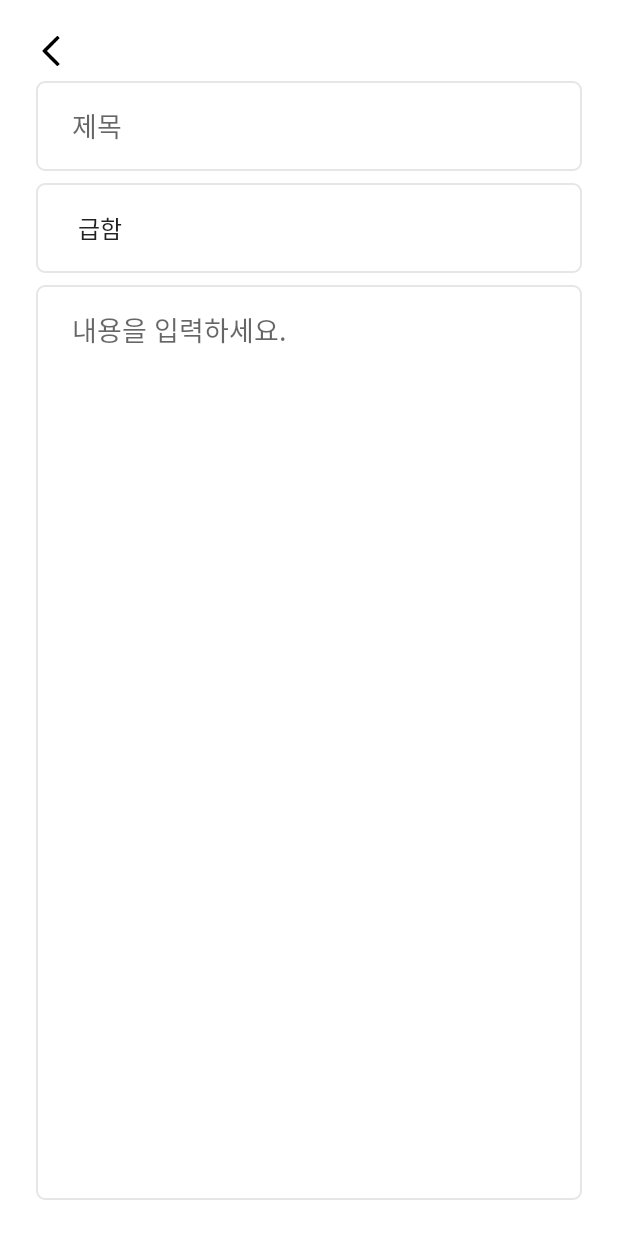
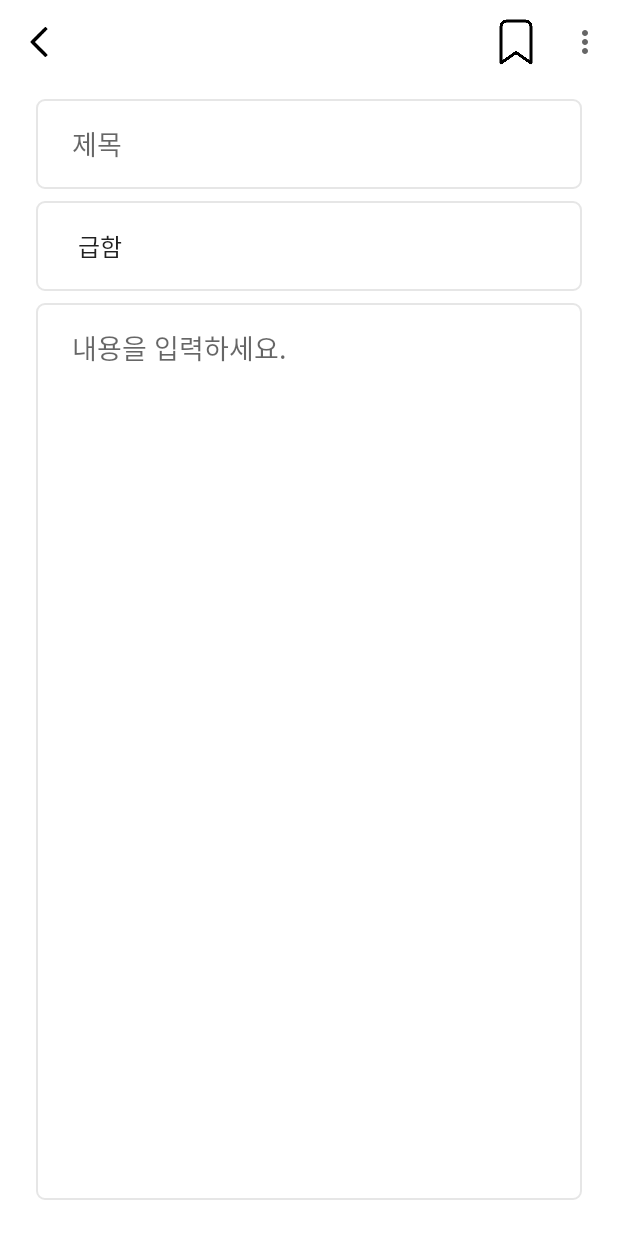
Before and after one commit to YunJaem06/ToDoApp, an Android app: the UpdateFragment screen opened through its navigation route, on a phone screen of 412 x 824 dp. Run offline under Robolectric (Android 15) with nearby library versions, the phone set to English and light mode, and no system bars; our stand-ins replace data binding.

Commit message:
update toolbar 커스텀 완료 적용까지

```diff
--- a/app/src/main/java/com/example/todolist/view/add/AddFragment.kt
+++ b/app/src/main/java/com/example/todolist/view/add/AddFragment.kt
@@ -12,7 +12,11 @@ import com.example.todolist.databinding.FragmentAddBinding
 class AddFragment : BaseFragment<FragmentAddBinding>(R.layout.fragment_add) {
     override fun init() {
 
-        binding.toolbarAdd.addMenuProvider(object : MenuProvider{
+        binding.ivAddBack.setOnClickListener {
+            findNavController().navigate(R.id.action_addFragment_to_listFragment)
+        }
+
+        binding.toolbarAdd.addMenuProvider(object : MenuProvider {
             override fun onCreateMenu(menu: Menu, menuInflater: MenuInflater) {
                 menuInflater.inflate(R.menu.add_menu, menu)
             }
@@ -23,10 +27,6 @@ class AddFragment : BaseFragment<FragmentAddBinding>(R.layout.fragment_add) {
 
         })
 
-        binding.ivAddBack.setOnClickListener {
-            findNavController().navigate(R.id.action_addFragment_to_listFragment)
-        }
-
     }
 
 }
--- a/app/src/main/java/com/example/todolist/view/update/UpdateFragment.kt
+++ b/app/src/main/java/com/example/todolist/view/update/UpdateFragment.kt
@@ -1,10 +1,9 @@
 package com.example.todolist.view.update
 
 import android.os.Bundle
+import android.view.*
 import androidx.fragment.app.Fragment
-import android.view.LayoutInflater
-import android.view.View
-import android.view.ViewGroup
+import androidx.core.view.MenuProvider
 import androidx.navigation.fragment.findNavController
 import com.example.todolist.BaseFragment
 import com.example.todolist.R
@@ -17,5 +16,16 @@ class UpdateFragment : BaseFragment<FragmentUpdateBinding>(R.layout.fragment_upd
             findNavController().navigate(R.id.action_updateFragment_to_listFragment)
         }
 
+        binding.toolbarUpdate.addMenuProvider(object : MenuProvider {
+            override fun onCreateMenu(menu: Menu, menuInflater: MenuInflater) {
+                menuInflater.inflate(R.menu.update_menu, menu)
+            }
+
+            override fun onMenuItemSelected(menuItem: MenuItem): Boolean {
+                return true
+            }
+
+        })
+
     }
 }
--- a/app/src/main/res/layout/fragment_update.xml
+++ b/app/src/main/res/layout/fragment_update.xml
@@ -5,22 +5,30 @@
         xmlns:tools="http://schemas.android.com/tools"
         android:layout_width="match_parent"
         android:layout_height="match_parent"
-        android:padding="24dp"
         tools:context=".view.update.UpdateFragment">
 
-        <ImageView
-            android:id="@+id/iv_update_back"
-            android:layout_width="20dp"
-            android:layout_height="20dp"
-            android:src="@drawable/icon_backward_arrow"
+        <androidx.appcompat.widget.Toolbar
+            android:id="@+id/toolbar_update"
+            android:layout_width="match_parent"
+            android:layout_height="?actionBarSize"
+            app:layout_constraintEnd_toEndOf="parent"
             app:layout_constraintStart_toStartOf="parent"
-            app:layout_constraintTop_toTopOf="parent" />
+            app:layout_constraintTop_toTopOf="parent">
+
+            <ImageView
+                android:id="@+id/iv_update_back"
+                android:layout_width="20dp"
+                android:layout_height="20dp"
+                android:src="@drawable/icon_backward_arrow" />
+
+        </androidx.appcompat.widget.Toolbar>
 
         <EditText
             android:id="@+id/edt_update_name"
             android:layout_width="0dp"
             android:layout_height="60dp"
             android:layout_marginTop="10dp"
+            android:layout_marginHorizontal="24dp"
             android:background="@drawable/custom_input"
             android:ems="10"
             android:hint="@string/add_title"
@@ -28,13 +36,14 @@
             android:paddingEnd="24dp"
             app:layout_constraintEnd_toEndOf="parent"
             app:layout_constraintStart_toStartOf="parent"
-            app:layout_constraintTop_toBottomOf="@id/iv_update_back" />
+            app:layout_constraintTop_toBottomOf="@id/toolbar_update" />
 
         <Spinner
             android:id="@+id/sn_update_rank"
             android:layout_width="0dp"
             android:layout_height="60dp"
             android:layout_marginTop="8dp"
+            android:layout_marginHorizontal="24dp"
             android:background="@drawable/custom_input"
             android:entries="@array/Rank"
             android:paddingStart="20dp"
@@ -48,6 +57,8 @@
             android:layout_width="0dp"
             android:layout_height="0dp"
             android:layout_marginTop="8dp"
+            android:layout_marginHorizontal="24dp"
+            android:layout_marginBottom="24dp"
             android:background="@drawable/custom_input"
             android:gravity="top|start"
             android:ems="10"
--- /dev/null
+++ b/app/src/main/res/menu/update_menu.xml
@@ -0,0 +1,16 @@
+<?xml version="1.0" encoding="utf-8"?>
+<menu xmlns:android="http://schemas.android.com/apk/res/android"
+    xmlns:app="http://schemas.android.com/apk/res-auto">
+
+    <item
+        android:id="@+id/menu_update"
+        android:title="저장"
+        android:icon="@drawable/icon_save"
+        app:showAsAction="ifRoom"/>
+
+    <item
+        android:id="@+id/menu_delete"
+        android:title="삭제"
+        app:showAsAction="never"/>
+
+</menu>
```
Also changed, not shown: app/src/main/res/drawable/icon_save.png (added).
